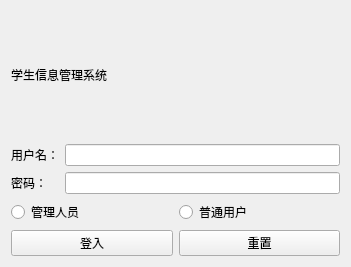
Before: the Qt Designer form mainwindow.ui in hooray1998/SC_System, drawn with Qt 5.
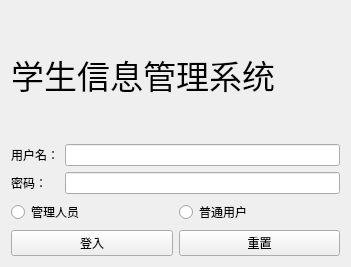
After: the same form once the commit is applied.

What changed in the file:
```diff
--- a/mainwindow.ui
+++ b/mainwindow.ui
@@ -17,6 +17,11 @@
    <layout class="QVBoxLayout" name="verticalLayout_3">
     <item>
      <widget class="QLabel" name="label_3">
+      <property name="font">
+       <font>
+        <pointsize>25</pointsize>
+       </font>
+      </property>
       <property name="text">
        <string>学生信息管理系统</string>
       </property>
```
